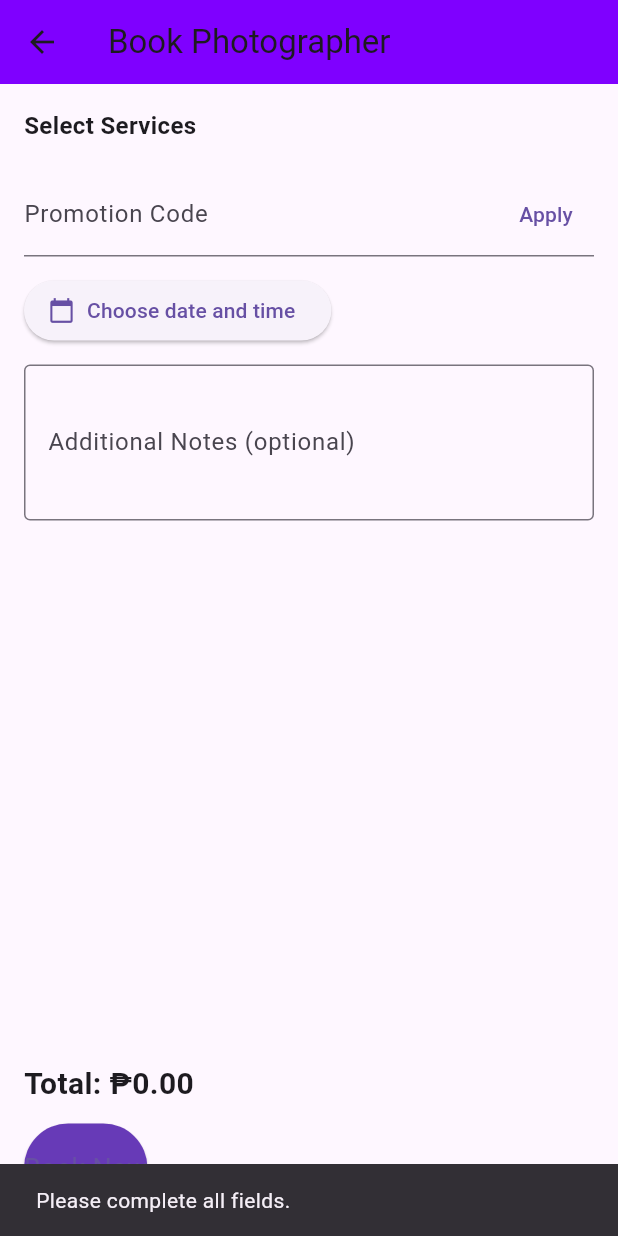
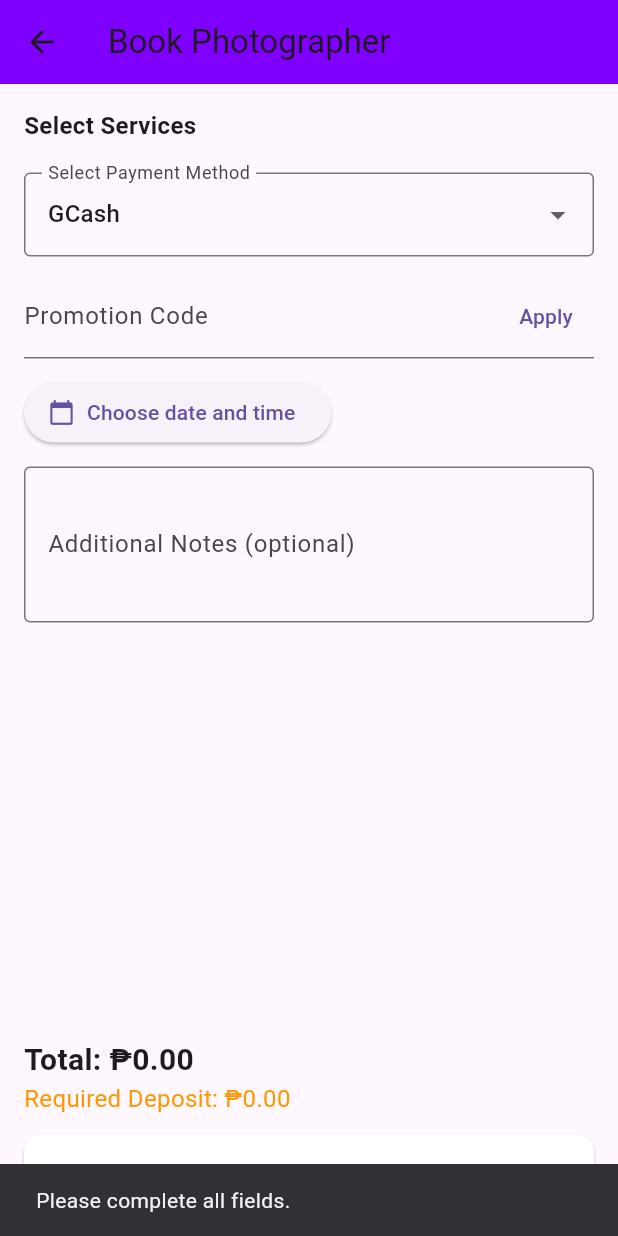
Before and after one commit to ro-acs/capstone, a Flutter app: the BookPhotographerScreen screen opened directly with empty values, after a tap on "Book Now", on a phone screen of 412 x 824 dp. Run offline on Flutter 3.47's test engine with Material 3 defaults, Android fonts, the phone set to English and light mode, and no system bars; our stand-ins replace audioplayers, cloud_firestore, confetti, firebase_auth, firebase_core, firebase_storage and 8 more; accounts and stored records are empty.

Commit message:
change design  UI

```diff
--- a/lib/screens/book_photographer.dart
+++ b/lib/screens/book_photographer.dart
@@ -25,6 +25,9 @@ class _BookPhotographerScreenState extends State<BookPhotographerScreen> {
   DateTime? _selectedDate;
   TimeOfDay? _selectedTime;
   final _noteController = TextEditingController();
+
+  String _selectedPaymentMethod = 'GCash';
+  final List<String> _paymentMethods = ['GCash', 'PayPal'];
 
   @override
   void initState() {
@@ -183,8 +186,8 @@ class _BookPhotographerScreenState extends State<BookPhotographerScreen> {
       0,
       double.infinity,
     );
+    final requiredDeposit = finalPrice * 0.5;
 
-    // ✅ Fetch photographer name
     final photographerDoc = await FirebaseFirestore.instance
         .collection('users')
         .doc(widget.photographerId)
@@ -193,17 +196,21 @@ class _BookPhotographerScreenState extends State<BookPhotographerScreen> {
 
     final doc = await FirebaseFirestore.instance.collection('bookings').add({
       'photographerId': widget.photographerId,
-      'photographerName': photographerName, // ✅ REQUIRED FOR DASHBOARD
+      'photographerName': photographerName,
       'clientId': userId,
       'serviceIds': _selectedServiceIds.toList(),
       'basePrice': _totalPrice,
       'discountAmount': _discountAmount,
       'finalPrice': finalPrice,
+      'partialPayment': [],
       'promoCode': _appliedPromoCode,
       'bookingDate': _selectedDate,
       'bookingTime': _selectedTime?.format(context),
       'note': _noteController.text.trim(),
-      'status': 'Pending', // optional: set default booking status
+      'status': 'Pending',
+      'isPaid': false,
+      'requiredDeposit': requiredDeposit,
+      'paymentMethod': _selectedPaymentMethod,
       'timestamp': FieldValue.serverTimestamp(),
     });
 
@@ -217,9 +224,13 @@ class _BookPhotographerScreenState extends State<BookPhotographerScreen> {
     }
 
     Navigator.of(context).pop();
-    ScaffoldMessenger.of(
-      context,
-    ).showSnackBar(const SnackBar(content: Text("Booking confirmed!")));
+    ScaffoldMessenger.of(context).showSnackBar(
+      const SnackBar(
+        content: Text(
+          "Booking confirmed! Please pay 50% to secure your booking.",
+        ),
+      ),
+    );
   }
 
   @override
@@ -264,6 +275,22 @@ class _BookPhotographerScreenState extends State<BookPhotographerScreen> {
                 secondary: Text('₱${s['price']}'),
               );
             }),
+            const SizedBox(height: 12),
+            DropdownButtonFormField<String>(
+              value: _selectedPaymentMethod,
+              items: _paymentMethods
+                  .map(
+                    (method) =>
+                        DropdownMenuItem(value: method, child: Text(method)),
+                  )
+                  .toList(),
+              onChanged: (val) =>
+                  setState(() => _selectedPaymentMethod = val ?? 'GCash'),
+              decoration: const InputDecoration(
+                labelText: 'Select Payment Method',
+                border: OutlineInputBorder(),
+              ),
+            ),
             const SizedBox(height: 12),
             TextField(
               controller: _promoController,
@@ -311,14 +338,26 @@ class _BookPhotographerScreenState extends State<BookPhotographerScreen> {
               "Total: ₱${finalPrice.toStringAsFixed(2)}",
               style: const TextStyle(fontSize: 20, fontWeight: FontWeight.bold),
             ),
+            Text(
+              "Required Deposit: ₱${(finalPrice * 0.5).toStringAsFixed(2)}",
+              style: const TextStyle(fontSize: 16, color: Colors.orange),
+            ),
             const SizedBox(height: 12),
-            ElevatedButton(
-              onPressed: _bookNow,
-              child: const Text("Book Now"),
-              style: ElevatedButton.styleFrom(
-                padding: const EdgeInsets.symmetric(vertical: 16),
-                backgroundColor: Colors.deepPurple,
-                textStyle: const TextStyle(fontSize: 18),
+            SizedBox(
+              width: double.infinity,
+              child: ElevatedButton(
+                onPressed: _bookNow,
+                style: ElevatedButton.styleFrom(
+                  backgroundColor: Colors.white,
+                  padding: const EdgeInsets.symmetric(vertical: 16),
+                  shape: RoundedRectangleBorder(
+                    borderRadius: BorderRadius.circular(12),
+                  ),
+                ),
+                child: const Text(
+                  "Book Now",
+                  style: TextStyle(color: Colors.black),
+                ),
               ),
             ),
           ],
```
Also changed, not shown: lib/screens/make_payment_screen.dart (+22 -5 lines).
